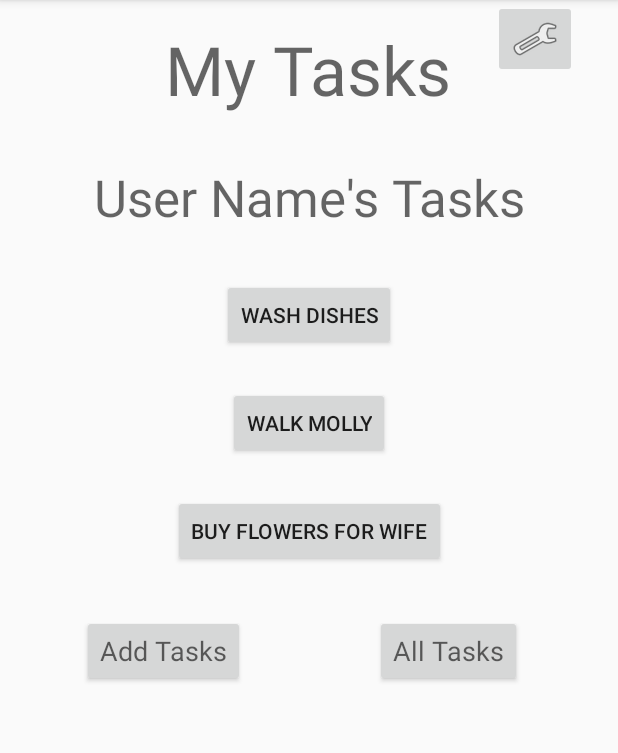
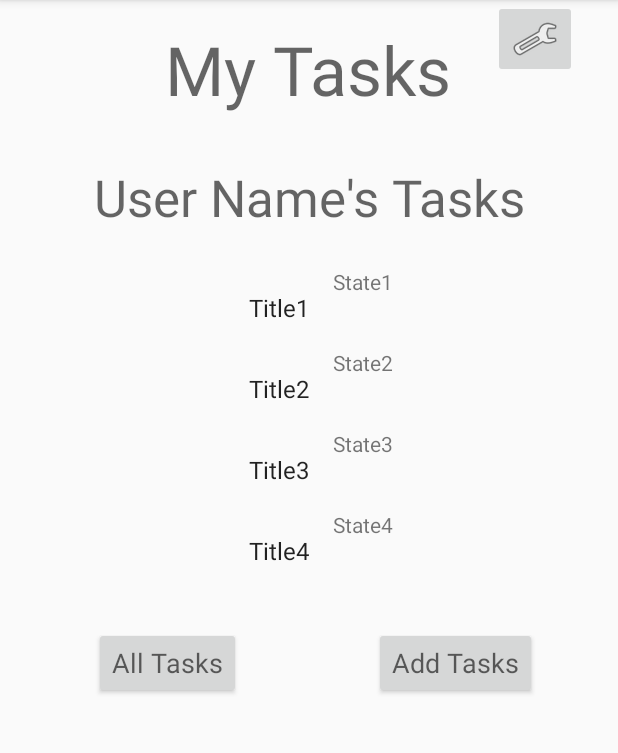
Before and after one commit to micahThor/taskmaster, an Android app: the screen it shows after launch (MainActivity), on a phone screen of 412 x 824 dp, the part 84-837 px from its top. Run offline under Robolectric (Android 15) with nearby library versions, the phone set to English and light mode, and no system bars.

Commit message:
completed lat 28

```diff
--- a/app/build.gradle
+++ b/app/build.gradle
@@ -23,7 +23,9 @@ dependencies {
     implementation fileTree(dir: 'libs', include: ['*.jar'])
     implementation 'androidx.appcompat:appcompat:1.0.2'
     implementation 'androidx.constraintlayout:constraintlayout:1.1.3'
+    implementation 'androidx.legacy:legacy-support-v4:1.0.0'
     testImplementation 'junit:junit:4.12'
     androidTestImplementation 'androidx.test.ext:junit:1.1.0'
     androidTestImplementation 'androidx.test.espresso:espresso-core:3.1.1'
+    implementation 'androidx.recyclerview:recyclerview:1.1.0'
 }
--- a/app/src/main/java/com/micahThor/taskmaster/MainActivity.java
+++ b/app/src/main/java/com/micahThor/taskmaster/MainActivity.java
@@ -52,41 +52,7 @@ public class MainActivity extends AppCompatActivity {
             }
         });
 
-        /*
-                THREE HARD-CODED TASK BUTTONS
-         */
-        final Button washDishesButton = findViewById(R.id.task1Button);
-        washDishesButton.setOnClickListener(new View.OnClickListener() {
-            @Override
-            public void onClick(View v) {
 
-                // get text of button to pass into shared preferences
-                String taskTitle = washDishesButton.getText().toString();
-                saveTitleToSharedPrefs(taskTitle);
-            }
-        });
-
-        final Button walkMolly = findViewById(R.id.task2Button);
-        walkMolly.setOnClickListener(new View.OnClickListener() {
-            @Override
-            public void onClick(View v) {
-
-                // get text of button to pass into shared preferences
-                String taskTitle = walkMolly.getText().toString();
-                saveTitleToSharedPrefs(taskTitle);
-            }
-        });
-
-        final Button buyFlowers = findViewById(R.id.task3Button);
-        buyFlowers.setOnClickListener(new View.OnClickListener() {
-            @Override
-            public void onClick(View v) {
-
-                // get text of button to pass into shared preferences
-                String taskTitle = buyFlowers.getText().toString();
-                saveTitleToSharedPrefs(taskTitle);
-            }
-        });
 
     }
 
--- /dev/null
+++ b/app/src/main/java/com/micahThor/taskmaster/MyTaskRecyclerViewAdapter.java
@@ -0,0 +1,79 @@
+package com.micahThor.taskmaster;
+
+import androidx.recyclerview.widget.RecyclerView;
+
+import android.content.Context;
+import android.content.Intent;
+import android.view.LayoutInflater;
+import android.view.View;
+import android.view.ViewGroup;
+import android.widget.TextView;
+
+import com.micahThor.taskmaster.TaskFragment.OnListFragmentInteractionListener;
+
+
+import java.util.List;
+
+/**
+ * {@link RecyclerView.Adapter} that can display a {@link Task} and makes a call to the
+ * specified {@link OnListFragmentInteractionListener}.
+ * TODO: Replace the implementation with code for your data type.
+ */
+public class MyTaskRecyclerViewAdapter extends RecyclerView.Adapter<MyTaskRecyclerViewAdapter.ViewHolder> {
+
+    private final List<Task> mValues;
+    private final OnListFragmentInteractionListener mListener;
+
+    public MyTaskRecyclerViewAdapter(List<Task> items, OnListFragmentInteractionListener listener) {
+        mValues = items;
+        mListener = listener;
+    }
+
+    @Override
+    public ViewHolder onCreateViewHolder(ViewGroup parent, int viewType) {
+        View view = LayoutInflater.from(parent.getContext())
+                .inflate(R.layout.fragment_task, parent, false);
+        return new ViewHolder(view);
+    }
+
+    @Override
+    public void onBindViewHolder(final ViewHolder holder, int position) {
+        holder.mItem = mValues.get(position);
+        holder.mTitleView.setText(mValues.get(position).getTitle());
+        holder.mStateView.setText(mValues.get(position).getState());
+
+        holder.mView.setOnClickListener(new View.OnClickListener() {
+            @Override
+            public void onClick(View v) {
+                Context context = v.getContext();
+                Intent intent = new Intent(context, TaskDetailActivity.class);
+                intent.putExtra("title", holder.mTitleView.getText().toString());
+                context.startActivity(intent);
+            }
+        });
+    }
+
+    @Override
+    public int getItemCount() {
+        return mValues.size();
+    }
+
+    public class ViewHolder extends RecyclerView.ViewHolder {
+        public final View mView;
+        public final TextView mTitleView;
+        public final TextView mStateView;
+        public Task mItem;
+
+        public ViewHolder(View view) {
+            super(view);
+            mView = view;
+            mTitleView = (TextView) view.findViewById(R.id.taskTitle);
+            mStateView = (TextView) view.findViewById(R.id.taskState);
+        }
+
+        @Override
+        public String toString() {
+            return super.toString() + " '" + mTitleView.getText() + "'";
+        }
+    }
+}
--- /dev/null
+++ b/app/src/main/java/com/micahThor/taskmaster/Task.java
@@ -0,0 +1,42 @@
+package com.micahThor.taskmaster;
+
+public class Task {
+
+    private String title;
+    private String body;
+    private String state;
+
+    public Task(String title, String body, String state) {
+        this.title = title;
+        this.body = body;
+        this.state = state;
+    }
+
+    public Task() {
+
+    }
+
+    public void setTitle(String title) {
+        this.title = title;
+    }
+
+    public void setBody(String body) {
+        this.body = body;
+    }
+
+    public void setState(String state) {
+        this.state = state;
+    }
+
+    public String getTitle() {
+        return title;
+    }
+
+    public String getBody() {
+        return body;
+    }
+
+    public String getState() {
+        return state;
+    }
+}
--- /dev/null
+++ b/app/src/main/java/com/micahThor/taskmaster/TaskFragment.java
@@ -0,0 +1,115 @@
+package com.micahThor.taskmaster;
+
+import android.content.Context;
+import android.os.Bundle;
+
+import androidx.fragment.app.Fragment;
+import androidx.recyclerview.widget.GridLayoutManager;
+import androidx.recyclerview.widget.LinearLayoutManager;
+import androidx.recyclerview.widget.RecyclerView;
+
+import android.view.LayoutInflater;
+import android.view.View;
+import android.view.ViewGroup;
+
+import com.micahThor.taskmaster.R;
+import com.micahThor.taskmaster.dummy.DummyContent;
+import com.micahThor.taskmaster.dummy.DummyContent.DummyItem;
+
+import java.util.ArrayList;
+import java.util.List;
+
+/**
+ * A fragment representing a list of Items.
+ * <p/>
+ * Activities containing this fragment MUST implement the {@link OnListFragmentInteractionListener}
+ * interface.
+ */
+public class TaskFragment extends Fragment {
+
+    // TODO: Customize parameter argument names
+    private static final String ARG_COLUMN_COUNT = "column-count";
+    // TODO: Customize parameters
+    private int mColumnCount = 1;
+    private OnListFragmentInteractionListener mListener;
+
+    /**
+     * Mandatory empty constructor for the fragment manager to instantiate the
+     * fragment (e.g. upon screen orientation changes).
+     */
+    public TaskFragment() {
+    }
+
+    // TODO: Customize parameter initialization
+    @SuppressWarnings("unused")
+    public static TaskFragment newInstance(int columnCount) {
+        TaskFragment fragment = new TaskFragment();
+        Bundle args = new Bundle();
+        args.putInt(ARG_COLUMN_COUNT, columnCount);
+        fragment.setArguments(args);
+        return fragment;
+    }
+
+    @Override
+    public void onCreate(Bundle savedInstanceState) {
+        super.onCreate(savedInstanceState);
+
+        if (getArguments() != null) {
+            mColumnCount = getArguments().getInt(ARG_COLUMN_COUNT);
+        }
+    }
+
+    @Override
+    public View onCreateView(LayoutInflater inflater, ViewGroup container,
+                             Bundle savedInstanceState) {
+        View view = inflater.inflate(R.layout.fragment_task_list, container, false);
+
+        // Set the adapter
+        if (view instanceof RecyclerView) {
+            Context context = view.getContext();
+            RecyclerView recyclerView = (RecyclerView) view;
+            if (mColumnCount <= 1) {
+                recyclerView.setLayoutManager(new LinearLayoutManager(context));
+            } else {
+                recyclerView.setLayoutManager(new GridLayoutManager(context, mColumnCount));
+            }
+            List<Task> taskList = new ArrayList<Task>();
+            taskList.add(new Task("Title1", "Body1", "State1"));
+            taskList.add(new Task("Title2", "Body2", "State2"));
+            taskList.add(new Task("Title3", "Body3", "State3"));
+            taskList.add(new Task("Title4", "Body4", "State4"));
+            recyclerView.setAdapter(new MyTaskRecyclerViewAdapter(taskList, mListener));
+        }
+        return view;
+    }
+
+
+    @Override
+    public void onAttach(Context context) {
+        super.onAttach(context);
+        if (context instanceof OnListFragmentInteractionListener) {
+            mListener = (OnListFragmentInteractionListener) context;
+        }
+    }
+
+    @Override
+    public void onDetach() {
+        super.onDetach();
+        mListener = null;
+    }
+
+    /**
+     * This interface must be implemented by activities that contain this
+     * fragment to allow an interaction in this fragment to be communicated
+     * to the activity and potentially other fragments contained in that
+     * activity.
+     * <p/>
+     * See the Android Training lesson <a href=
+     * "http://developer.android.com/training/basics/fragments/communicating.html"
+     * >Communicating with Other Fragments</a> for more information.
+     */
+    public interface OnListFragmentInteractionListener {
+        // TODO: Update argument type and name
+        void onListFragmentInteraction(DummyItem item);
+    }
+}
--- a/app/src/main/res/layout/activity_main.xml
+++ b/app/src/main/res/layout/activity_main.xml
@@ -22,25 +22,26 @@
         android:id="@+id/goToTaskActivityButton"
         android:layout_width="wrap_content"
         android:layout_height="wrap_content"
-        android:layout_marginTop="32dp"
+        android:layout_marginStart="32dp"
+        android:layout_marginTop="24dp"
         android:text="Add Tasks"
         android:textAppearance="@style/TextAppearance.AppCompat.Medium"
         app:layout_constraintEnd_toEndOf="parent"
-        app:layout_constraintHorizontal_bias="0.18"
+        app:layout_constraintHorizontal_bias="0.8"
         app:layout_constraintStart_toStartOf="parent"
-        app:layout_constraintTop_toBottomOf="@+id/task3Button" />
+        app:layout_constraintTop_toBottomOf="@+id/fragment3" />
 
     <Button
         android:id="@+id/allTasksButton"
         android:layout_width="wrap_content"
         android:layout_height="wrap_content"
-        android:layout_marginTop="32dp"
+        android:layout_marginTop="24dp"
         android:text="All Tasks"
         android:textAppearance="@style/TextAppearance.AppCompat.Medium"
         app:layout_constraintEnd_toEndOf="parent"
-        app:layout_constraintHorizontal_bias="0.796"
+        app:layout_constraintHorizontal_bias="0.2"
         app:layout_constraintStart_toStartOf="parent"
-        app:layout_constraintTop_toBottomOf="@+id/task3Button" />
+        app:layout_constraintTop_toBottomOf="@+id/fragment3" />
 
     <ImageButton
         android:id="@+id/settingsButton"
@@ -62,34 +63,14 @@
         app:layout_constraintStart_toStartOf="parent"
         app:layout_constraintTop_toBottomOf="@+id/myTasksHeader" />
 
-    <Button
-        android:id="@+id/task1Button"
+    <fragment
+        android:id="@+id/fragment3"
+        android:name="com.micahThor.taskmaster.TaskFragment"
         android:layout_width="wrap_content"
         android:layout_height="wrap_content"
-        android:layout_marginTop="32dp"
-        android:text="Wash Dishes"
+        android:layout_marginTop="24dp"
         app:layout_constraintEnd_toEndOf="parent"
         app:layout_constraintStart_toStartOf="parent"
         app:layout_constraintTop_toBottomOf="@+id/userNameTextView" />
 
-    <Button
-        android:id="@+id/task2Button"
-        android:layout_width="wrap_content"
-        android:layout_height="wrap_content"
-        android:layout_marginTop="24dp"
-        android:text="Walk Molly"
-        app:layout_constraintEnd_toEndOf="parent"
-        app:layout_constraintStart_toStartOf="parent"
-        app:layout_constraintTop_toBottomOf="@+id/task1Button" />
-
-    <Button
-        android:id="@+id/task3Button"
-        android:layout_width="wrap_content"
-        android:layout_height="wrap_content"
-        android:layout_marginTop="24dp"
-        android:text="Buy Flowers for Wife"
-        app:layout_constraintEnd_toEndOf="parent"
-        app:layout_constraintStart_toStartOf="parent"
-        app:layout_constraintTop_toBottomOf="@+id/task2Button" />
-
 </androidx.constraintlayout.widget.ConstraintLayout>
--- /dev/null
+++ b/app/src/main/res/layout/fragment_task.xml
@@ -0,0 +1,22 @@
+<?xml version="1.0" encoding="utf-8"?>
+<LinearLayout xmlns:android="http://schemas.android.com/apk/res/android"
+    xmlns:tools="http://schemas.android.com/tools"
+    android:layout_width="wrap_content"
+    android:layout_height="wrap_content"
+    android:baselineAligned="false"
+    android:orientation="horizontal">
+
+    <TextView
+        android:id="@+id/taskTitle"
+        android:layout_width="wrap_content"
+        android:layout_height="wrap_content"
+        android:layout_margin="@dimen/text_margin"
+        android:textAppearance="?attr/textAppearanceListItem" />
+
+    <TextView
+        android:id="@+id/taskState"
+        android:layout_width="wrap_content"
+        android:layout_height="wrap_content"
+        tools:text="taskState" />
+
+</LinearLayout>
--- /dev/null
+++ b/app/src/main/res/layout/fragment_task_list.xml
@@ -0,0 +1,13 @@
+<?xml version="1.0" encoding="utf-8"?>
+<androidx.recyclerview.widget.RecyclerView xmlns:android="http://schemas.android.com/apk/res/android"
+    xmlns:app="http://schemas.android.com/apk/res-auto"
+    xmlns:tools="http://schemas.android.com/tools"
+    android:id="@+id/list"
+    android:name="com.micahThor.taskmaster.TaskFragment"
+    android:layout_width="match_parent"
+    android:layout_height="match_parent"
+    android:layout_marginLeft="16dp"
+    android:layout_marginRight="16dp"
+    app:layoutManager="LinearLayoutManager"
+    tools:context="com.micahThor.taskmaster.TaskFragment"
+    tools:listitem="@layout/fragment_task" />
--- /dev/null
+++ b/app/src/main/res/values/dimens.xml
@@ -0,0 +1,4 @@
+<?xml version="1.0" encoding="utf-8"?>
+<resources>
+    <dimen name="text_margin">16dp</dimen>
+</resources>
```
Also changed, not shown: app/src/main/java/com/micahThor/taskmaster/TaskDetailActivity.java (+4 -4 lines), app/src/main/java/com/micahThor/taskmaster/dummy/DummyContent.java (added, +72 -0 lines).
